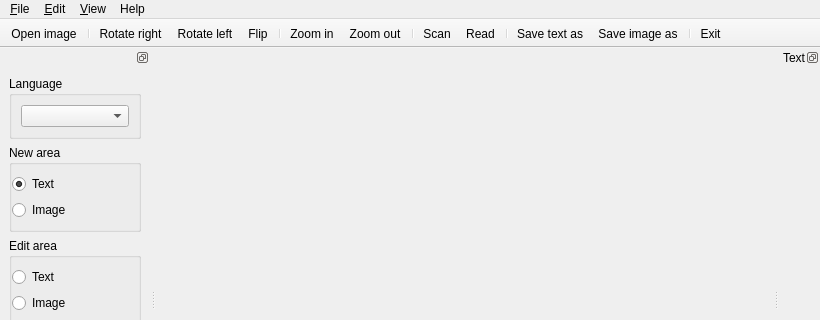
This is ui/ui_lector.ui in zdenop/lector as Qt 5 draws it before an edit; both pictures show x 0 to 820 and y 0 to 320 of the 820 by 572 pixel window. The edited form follows.
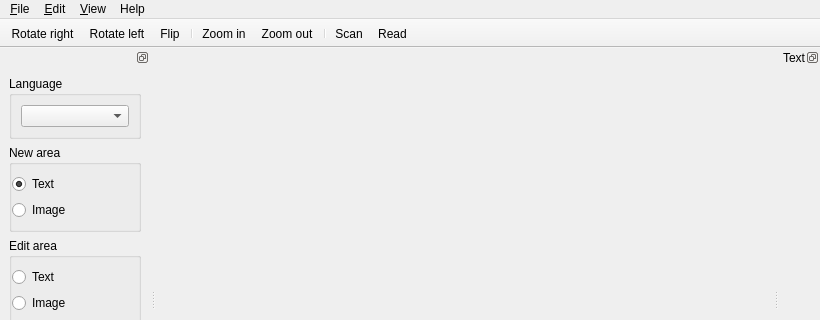
This is the edited form. Icons and pictures are not drawn.

Commit message: i hate subprocess module...

The edit to the form file:
```diff
--- a/ui/ui_lector.ui
+++ b/ui/ui_lector.ui
@@ -93,8 +93,6 @@
    <attribute name="toolBarBreak">
     <bool>false</bool>
    </attribute>
-   <addaction name="actionOpen"/>
-   <addaction name="separator"/>
    <addaction name="actionRotateRight"/>
    <addaction name="actionRotateLeft"/>
    <addaction name="actionRotateFull"/>
@@ -104,11 +102,6 @@
    <addaction name="separator"/>
    <addaction name="actionScan"/>
    <addaction name="actionOcr"/>
-   <addaction name="separator"/>
-   <addaction name="actionSaveDocumentAs"/>
-   <addaction name="actionSaveImageAs"/>
-   <addaction name="separator"/>
-   <addaction name="actionExit"/>
   </widget>
   <widget class="QDockWidget" name="textBrowserDock">
    <property name="sizePolicy">
```
Left out of the diff: 4 changed lines with no effect on the pictures. The commit also changes 2 other files.
